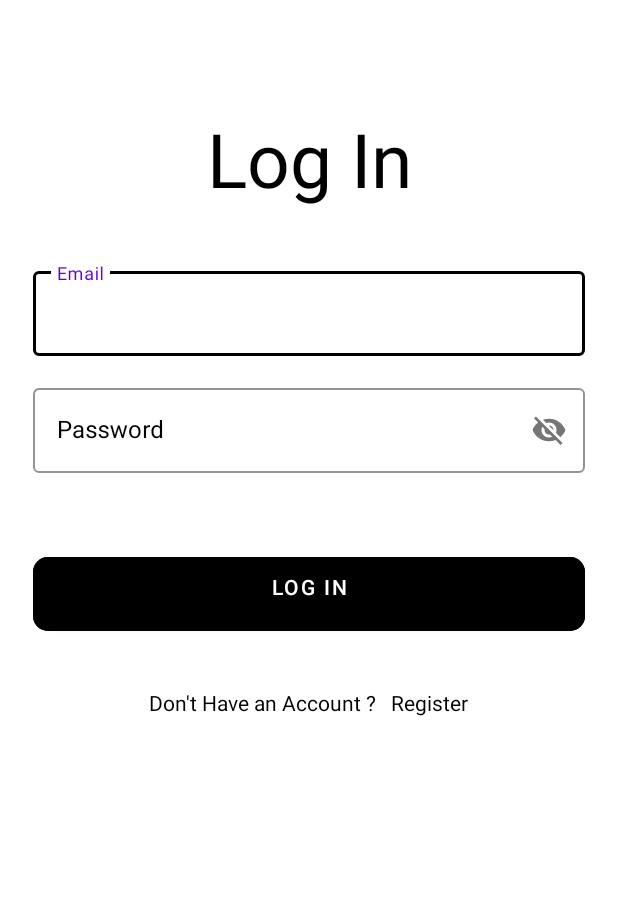
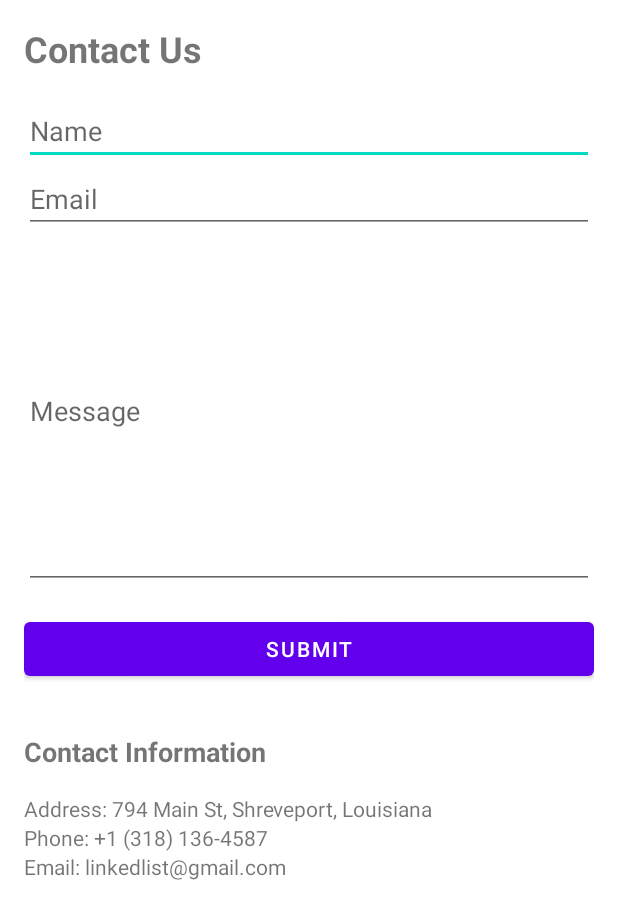
Before and after one commit to darriusjackson/LLAndroid, an Android app: the screen it shows after launch (LogIn before the commit, AboutUs after it), on a phone screen of 412 x 824 dp. Shown: the top 919 px of the screen. Run offline under Robolectric (Android 15) with nearby library versions, the phone set to English and light mode, and no system bars.

Commit message:
UI designs from Android Studio

```diff
--- a/app/build.gradle
+++ b/app/build.gradle
@@ -38,4 +38,5 @@ dependencies {
     androidTestImplementation 'androidx.test.espresso:espresso-core:3.5.1'
     // material design implementation for the sidebar
     implementation 'com.google.android.material:material:1.2.0-alpha06'
+
 }
--- a/app/src/main/AndroidManifest.xml
+++ b/app/src/main/AndroidManifest.xml
@@ -14,6 +14,12 @@
         android:supportsRtl="true"
         android:theme="@style/Theme.LLAndroid"
         tools:targetApi="31">
+        <activity
+            android:name=".ProfilePage"
+            android:exported="false" />
+        <activity
+            android:name=".AboutUs"
+            android:exported="false" />
         <activity
             android:name=".EventEdit"
             android:exported="false" />
--- /dev/null
+++ b/app/src/main/java/com/example/llandroid/AboutUs.java
@@ -0,0 +1,56 @@
+package com.example.llandroid;
+
+
+import android.os.Bundle;
+import android.view.View;
+import android.widget.Button;
+import android.widget.EditText;
+import android.widget.Toast;
+
+import androidx.appcompat.app.AppCompatActivity;
+
+
+public class AboutUs extends AppCompatActivity {
+
+
+    EditText t1, t2, t3;
+    private AboutUsDBManager db2;
+    private Button insertAboutUs;
+
+    @Override
+    protected void onCreate(Bundle savedInstanceState) {
+        super.onCreate(savedInstanceState);
+        setContentView(R.layout.activity_aboutus);
+        t1 = (EditText) findViewById(R.id.edit_text_name);
+        t2 = (EditText) findViewById(R.id.edit_text_email);
+        t3 = (EditText) findViewById(R.id.edit_text_message);
+        insertAboutUs = findViewById(R.id.submit_button);
+        db2 = new AboutUsDBManager(AboutUs.this);
+
+        /* saves the registration information the user created through the registration page in the database
+               and gives them access log in into the app */
+        insertAboutUs.setOnClickListener(new View.OnClickListener() {
+            @Override
+            public void onClick(View view) {
+                String fullName = t1.getText().toString();
+                String email = t2.getText().toString();
+                String message = t3.getText().toString();
+
+
+                if (fullName.isEmpty() && email.isEmpty() && message.isEmpty()) {
+                    Toast.makeText(AboutUs.this, "Enter all data", Toast.LENGTH_LONG).show();
+                }
+
+                db2.AboutUsAddDBRecord(fullName, email, message);
+
+                Toast.makeText(AboutUs.this, "About Us added", Toast.LENGTH_LONG).show();
+                t1.setText("");
+                t2.setText("");
+                t3.setText("");
+
+
+            }
+        });
+    }
+
+}
--- a/app/src/main/java/com/example/llandroid/Calendar.java
+++ b/app/src/main/java/com/example/llandroid/Calendar.java
@@ -58,6 +58,10 @@ public class Calendar extends AppCompatActivity implements CalWeekAdapter.OnItem
                         startActivity(new Intent(Calendar.this,NotesActivity.class));
                         overridePendingTransition(0,0);
                         return true;
+                    case R.id.profile:
+                        startActivity(new Intent(Calendar.this,ProfilePage.class));
+                        overridePendingTransition(0,0);
+                        return true;
 
                 }
                 return false;
--- a/app/src/main/java/com/example/llandroid/MainActivity.java
+++ b/app/src/main/java/com/example/llandroid/MainActivity.java
@@ -18,7 +18,7 @@ public class MainActivity extends AppCompatActivity {
         h.postDelayed(new Runnable() {
             @Override
             public void run() {
-                Intent i = new Intent(MainActivity.this,SplashScreen.class);
+                Intent i = new Intent(MainActivity.this,AboutUs.class);
                 startActivity(i);
                 finish();
 
--- a/app/src/main/java/com/example/llandroid/NotesActivity.java
+++ b/app/src/main/java/com/example/llandroid/NotesActivity.java
@@ -47,6 +47,10 @@ public class NotesActivity extends AppCompatActivity {
                         return true;
                     case R.id.calender:
                         startActivity(new Intent(NotesActivity.this,Calendar.class));
+                        overridePendingTransition(0,0);
+                        return true;
+                    case R.id.profile:
+                        startActivity(new Intent(NotesActivity.this,ProfilePage.class));
                         overridePendingTransition(0,0);
                         return true;
 
--- a/app/src/main/java/com/example/llandroid/SettingsActivity.java
+++ b/app/src/main/java/com/example/llandroid/SettingsActivity.java
@@ -59,6 +59,10 @@ public class SettingsActivity extends AppCompatActivity
                         return true;
                     case R.id.notes:
                         startActivity(new Intent(SettingsActivity.this,NotesActivity.class));
+                        overridePendingTransition(0,0);
+                        return true;
+                    case R.id.profile:
+                        startActivity(new Intent(SettingsActivity.this,ProfilePage.class));
                         overridePendingTransition(0,0);
                         return true;
 
--- /dev/null
+++ b/app/src/main/res/layout/activity_aboutus.xml
@@ -0,0 +1,75 @@
+<?xml version="1.0" encoding="utf-8"?>
+<ScrollView xmlns:android="http://schemas.android.com/apk/res/android"
+    android:layout_width="match_parent"
+    android:layout_height="match_parent">
+
+    <LinearLayout
+        android:layout_width="match_parent"
+        android:layout_height="wrap_content"
+        android:orientation="vertical"
+        android:padding="16dp">
+
+        <TextView
+            android:layout_width="match_parent"
+            android:layout_height="wrap_content"
+            android:text="Contact Us"
+            android:textSize="24sp"
+            android:textStyle="bold"
+            android:layout_marginBottom="16dp"/>
+
+        <EditText
+            android:id="@+id/edit_text_name"
+            android:layout_width="match_parent"
+            android:layout_height="wrap_content"
+            android:hint="Name"
+            android:inputType="textPersonName"/>
+
+        <EditText
+            android:id="@+id/edit_text_email"
+            android:layout_width="match_parent"
+            android:layout_height="wrap_content"
+            android:hint="Email"
+            android:inputType="textEmailAddress"/>
+
+        <EditText
+            android:id="@+id/edit_text_message"
+            android:layout_width="match_parent"
+            android:layout_height="wrap_content"
+            android:hint="Message"
+            android:minLines="10"
+            android:inputType="textMultiLine"/>
+
+        <Button
+            android:layout_width="match_parent"
+            android:layout_height="wrap_content"
+            android:id="@+id/submit_button"
+            android:text="Submit"
+            android:layout_marginTop="16dp"/>
+
+        <TextView
+            android:layout_width="match_parent"
+            android:layout_height="wrap_content"
+            android:text="Contact Information"
+            android:textSize="18sp"
+            android:textStyle="bold"
+            android:layout_marginTop="32dp"
+            android:layout_marginBottom="16dp"/>
+
+        <TextView
+            android:layout_width="match_parent"
+            android:layout_height="wrap_content"
+            android:text="Address: 794 Main St, Shreveport, Louisiana"/>
+
+        <TextView
+            android:layout_width="match_parent"
+            android:layout_height="wrap_content"
+            android:text="Phone: +1 (318) 136-4587"/>
+
+        <TextView
+            android:layout_width="match_parent"
+            android:layout_height="wrap_content"
+            android:text="Email: linkedlist@gmail.com"/>
+
+    </LinearLayout>
+
+</ScrollView>
--- a/app/src/main/res/menu/drawer_sidebar.xml
+++ b/app/src/main/res/menu/drawer_sidebar.xml
@@ -13,4 +13,7 @@
         android:icon="@drawable/baseline_settings_24"
         android:title="Settings"/>
 
+    <item android:id="@+id/profile"
+        android:icon="@drawable/baseline_person_24"
+        android:title="Profile"/>
 </menu>
--- a/app/src/main/res/values/strings.xml
+++ b/app/src/main/res/values/strings.xml
@@ -5,4 +5,6 @@
     <string name="close">Sidebar closed</string>
     <string name="register_activity_link">Register</string>
     <string name="login_activity_link">Log In</string>
+    <string name="contactUs_activity_link">Contact Us</string>
+    <string name="logOut_activity_link">Log Out</string>
 </resources>
```
Also changed, not shown: app/src/main/java/com/example/llandroid/AboutUsDBManager.java (added, +49 -0 lines), app/src/main/java/com/example/llandroid/ProfilePage.java (added, +121 -0 lines), app/src/main/java/com/example/llandroid/RegistrationDBManager.java (+16 -0 lines), app/src/main/res/layout/activity_profile.xml (added, +211 -0 lines), app/src/main/res/layout/activity_settings.xml (+0 -16 lines).
